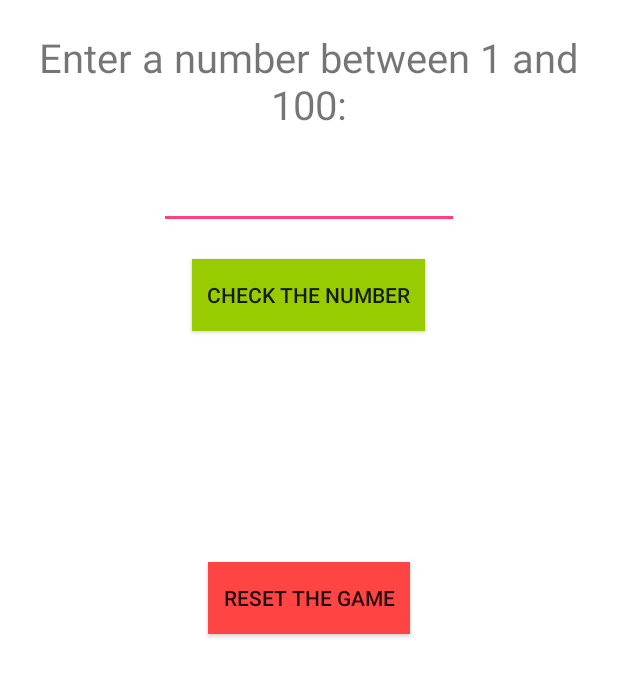
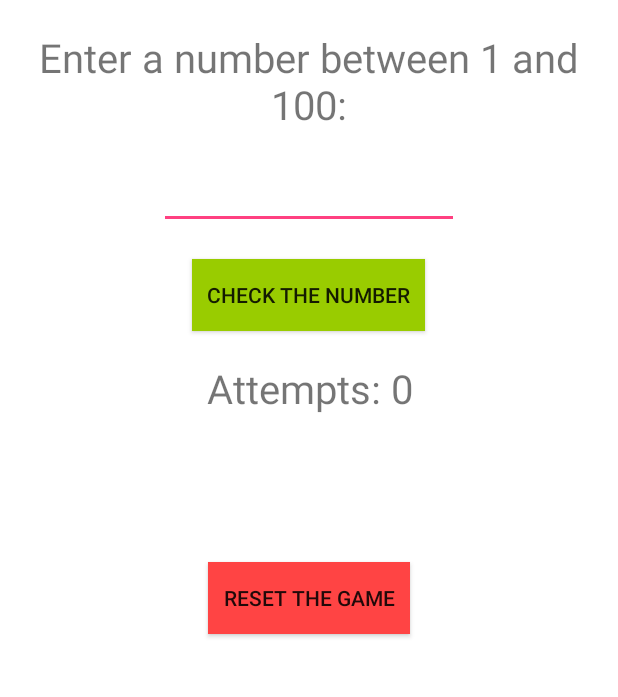
Before and after one commit to marcoscastro/guessthenumberandroid, an Android app: the screen it shows after launch (MainActivity), after a tap on "RESET THE GAME", on a phone screen of 412 x 824 dp, the part 111-808 px from its top. Run offline under Robolectric (Android 15) with nearby library versions, the light colour scheme and no system bars; 1 other tap on this screen came first.

Commit message:
added image

```diff
--- a/app/src/main/java/com/mcastrosouza/guessthenumber/MainActivity.java
+++ b/app/src/main/java/com/mcastrosouza/guessthenumber/MainActivity.java
@@ -11,6 +11,10 @@ import java.util.Random;
  * Created by Marcos Castro on 17/12/16.
  */
 
+
+// Uma activity é uma classe gerenciadora de interface com o usuário.
+// Só uma activity pode ser executada por vez.
+// Para cada tela que é exibida para o usuário, precisa de uma activity diferente.
 public class MainActivity extends Activity {
 
     EditText number;
@@ -53,7 +57,7 @@ public class MainActivity extends Activity {
 
     public void resetGame(View v) {
         number.setText("");
-        attempts.setText("");
+        attempts.setText("Attempts: 0");
         tip.setText("");
         guess_number = rand.nextInt((max - min) + 1) + min;
         count_attempts = 0;
```
Also changed, not shown: 1 other file.
